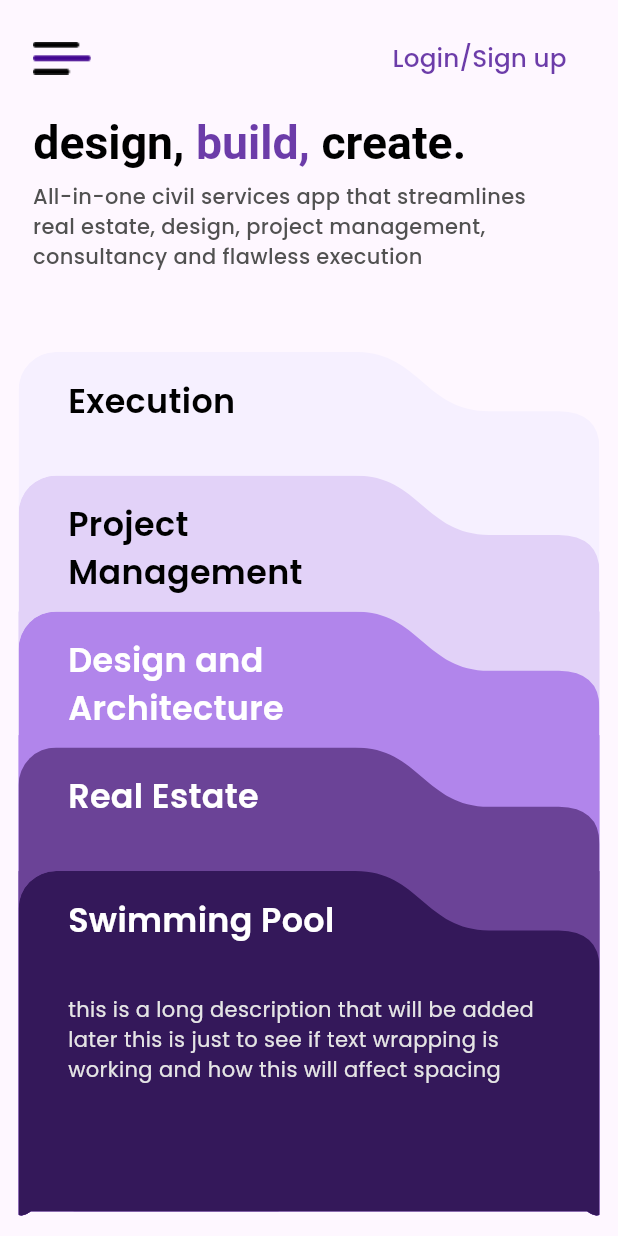
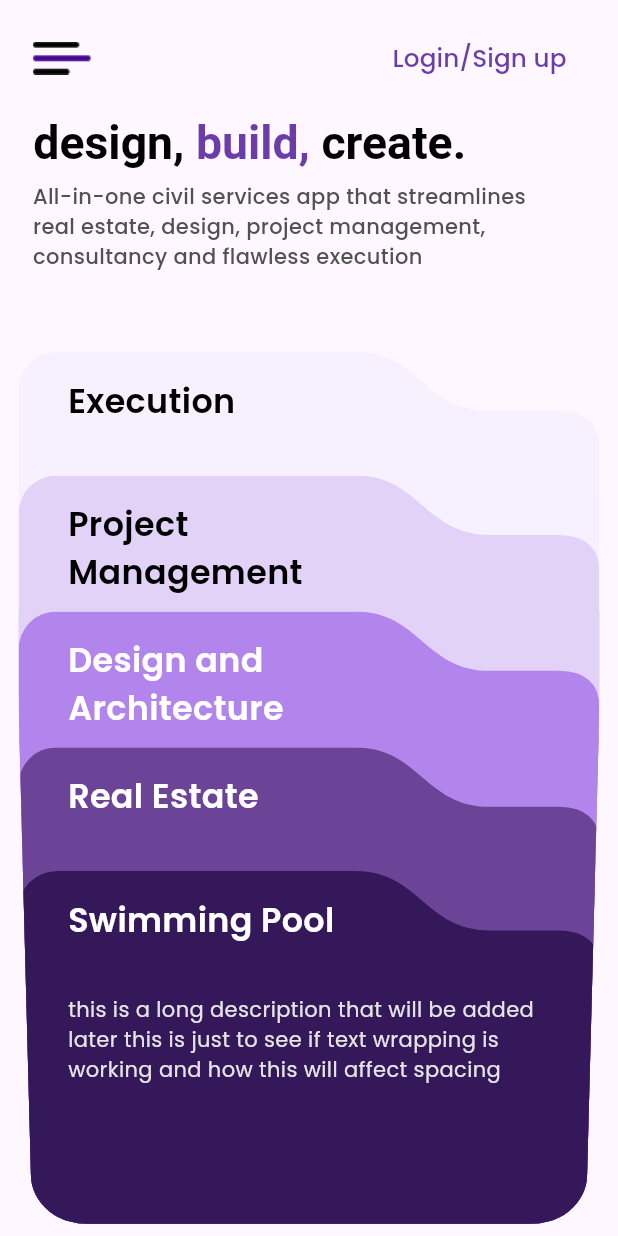
Before and after one commit to HariRags/MYCE, a Flutter app: the screen it shows after launch, on a phone screen of 412 x 824 dp. Run offline on Flutter 3.47's test engine with Material 3 defaults, Android fonts, the phone set to English and light mode, and no system bars.

Commit message:
bottom clipper corrected

```diff
--- a/lib/pages/homepage.dart
+++ b/lib/pages/homepage.dart
@@ -311,12 +311,23 @@ class BottomClipper extends CustomClipper<Path> {
   @override
   Path getClip(Size size) {
     Path path = Path();
-    path.moveTo(size.width, size.height*0.90);
-    path.quadraticBezierTo(size.width, size.height, size.width*0.95, size.height*0.98);
-    path.lineTo(size.width*0.05, size.height*0.98);
-    path.quadraticBezierTo(0, size.height, 0, size.height*0.90);
+    path.moveTo(size.width*0.95, size.height*0.95);
+    path.conicTo(size.width*0.95, size.height*0.994, size.width*0.85, size.height*0.99,0.7);
+    path.lineTo(size.width*0.15, size.height*0.99);
+    path.conicTo(size.width*0.05, size.height*0.994, size.width*0.05, size.height*0.95,0.7);
     path.lineTo(0, 0);
     path.lineTo(size.width, 0);
+    double radius = 15; // adjust this value as per your requirement
+// double offset = 20; // adjust this value to move the clipper up or down
+
+// path.lineTo(0, size.height - offset);
+// path.quadraticBezierTo(0, size.height - offset, radius, size.height - offset);
+// path.lineTo(size.width - radius, size.height - offset);
+// path.quadraticBezierTo(size.width, size.height - offset, size.width, size.height - radius - offset);
+// path.lineTo(size.width, 0);
+// path.lineTo(0, 0);
+// path.close();
+
     return path;
   }
 
--- a/lib/widgets/folders.dart
+++ b/lib/widgets/folders.dart
@@ -1,7 +1,4 @@
 
-import 'dart:ui';
-
-import 'package:flutter/cupertino.dart';
 import 'package:flutter/material.dart';
 import '../utilities/responsive.dart';
 import '../pages/homepage.dart' ;
```
